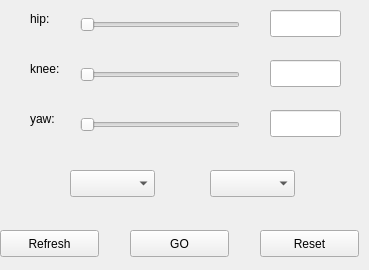
Qt form dragon_visualization/dragon_data_control/resource/data_control.ui (zz19930617/dragon_visualization) before a commit.
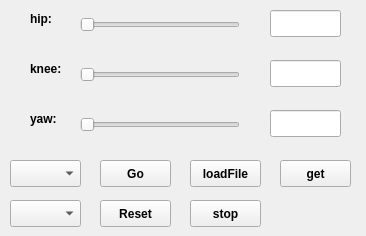
The same form after that commit.

```diff
--- a/dragon_visualization/dragon_data_control/resource/data_control.ui
+++ b/dragon_visualization/dragon_data_control/resource/data_control.ui
@@ -6,8 +6,8 @@
    <rect>
     <x>0</x>
     <y>0</y>
-    <width>369</width>
-    <height>270</height>
+    <width>366</width>
+    <height>236</height>
    </rect>
   </property>
   <property name="windowTitle">
@@ -22,6 +22,12 @@
      <height>17</height>
     </rect>
    </property>
+   <property name="font">
+    <font>
+     <weight>75</weight>
+     <bold>true</bold>
+    </font>
+   </property>
    <property name="text">
     <string>hip:</string>
    </property>
@@ -35,6 +41,12 @@
      <height>17</height>
     </rect>
    </property>
+   <property name="font">
+    <font>
+     <weight>75</weight>
+     <bold>true</bold>
+    </font>
+   </property>
    <property name="text">
     <string>knee:</string>
    </property>
@@ -48,6 +60,12 @@
      <height>17</height>
     </rect>
    </property>
+   <property name="font">
+    <font>
+     <weight>75</weight>
+     <bold>true</bold>
+    </font>
+   </property>
    <property name="text">
     <string>yaw:</string>
    </property>
@@ -124,38 +142,56 @@
   <widget class="QPushButton" name="pushButton_refresh">
    <property name="geometry">
     <rect>
-     <x>0</x>
-     <y>230</y>
-     <width>99</width>
+     <x>190</x>
+     <y>160</y>
+     <width>71</width>
      <height>27</height>
     </rect>
    </property>
+   <property name="font">
+    <font>
+     <weight>75</weight>
+     <bold>true</bold>
+    </font>
+   </property>
    <property name="text">
-    <string>Refresh</string>
+    <string>loadFile</string>
    </property>
   </widget>
   <widget class="QPushButton" name="pushButton_go">
    <property name="geometry">
     <rect>
-     <x>130</x>
-     <y>230</y>
-     <width>99</width>
+     <x>100</x>
+     <y>160</y>
+     <width>71</width>
      <height>27</height>
     </rect>
    </property>
+   <property name="font">
+    <font>
+     <weight>75</weight>
+     <bold>true</bold>
+    </font>
+   </property>
    <property name="text">
-    <string>GO</string>
+    <string>Go</string>
    </property>
   </widget>
   <widget class="QPushButton" name="pushButton_reset">
    <property name="geometry">
     <rect>
-     <x>260</x>
-     <y>230</y>
-     <width>99</width>
+     <x>100</x>
+     <y>200</y>
+     <width>71</width>
      <height>27</height>
     </rect>
    </property>
+   <property name="font">
+    <font>
+     <weight>75</weight>
+     <bold>true</bold>
+    </font>
+   </property>
    <property name="text">
     <string>Reset</string>
    </property>
@@ -163,21 +199,71 @@
   <widget class="QComboBox" name="comboBox_leg">
    <property name="geometry">
     <rect>
-     <x>70</x>
-     <y>170</y>
-     <width>85</width>
+     <x>10</x>
+     <y>160</y>
+     <width>71</width>
      <height>27</height>
     </rect>
    </property>
+   <property name="font">
+    <font>
+     <weight>75</weight>
+     <bold>true</bold>
+    </font>
+   </property>
   </widget>
   <widget class="QComboBox" name="comboBox_type">
    <property name="geometry">
     <rect>
-     <x>210</x>
-     <y>170</y>
-     <width>85</width>
+     <x>10</x>
+     <y>200</y>
+     <width>71</width>
      <height>27</height>
     </rect>
+   </property>
+   <property name="font">
+    <font>
+     <weight>75</weight>
+     <bold>true</bold>
+    </font>
+   </property>
+  </widget>
+  <widget class="QPushButton" name="pushButton_stop">
+   <property name="geometry">
+    <rect>
+     <x>190</x>
+     <y>200</y>
+     <width>71</width>
+     <height>27</height>
+    </rect>
+   </property>
+   <property name="font">
+    <font>
+     <weight>75</weight>
+     <bold>true</bold>
+    </font>
+   </property>
+   <property name="text">
+    <string>stop</string>
+   </property>
+  </widget>
+  <widget class="QPushButton" name="pushButton_get">
+   <property name="geometry">
+    <rect>
+     <x>280</x>
+     <y>160</y>
+     <width>71</width>
+     <height>27</height>
+    </rect>
+   </property>
+   <property name="font">
+    <font>
+     <weight>75</weight>
+     <bold>true</bold>
+    </font>
+   </property>
+   <property name="text">
+    <string>get</string>
    </property>
   </widget>
  </widget>
```
Left out of the diff: 2 changed lines with no effect on the pictures.
